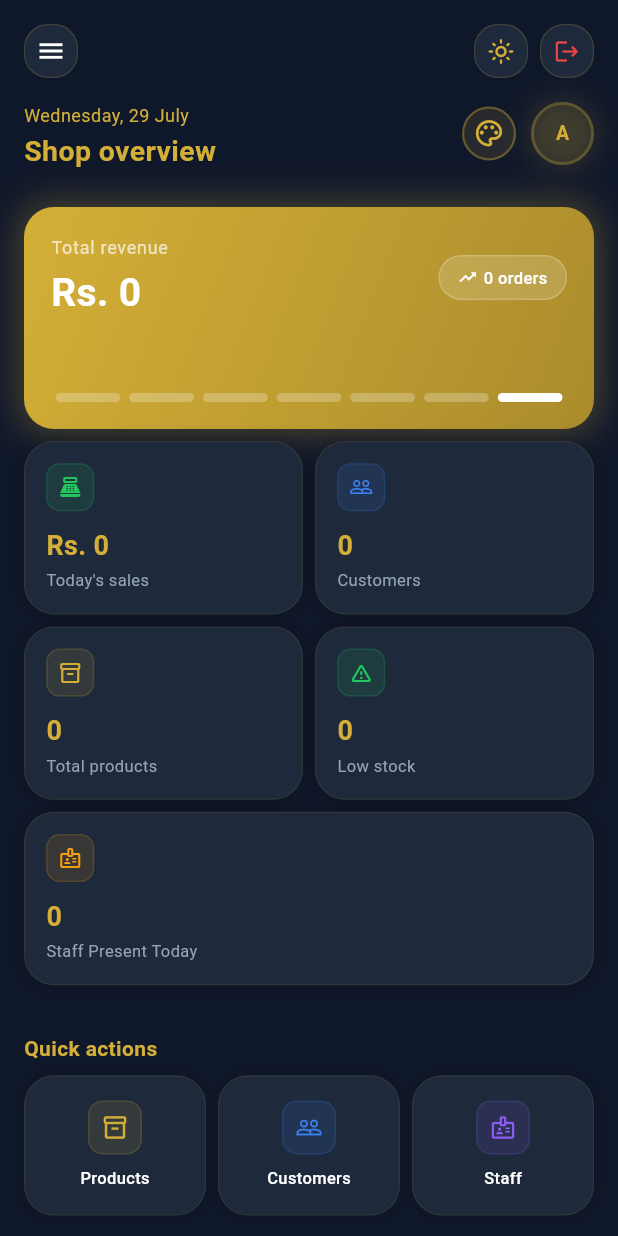
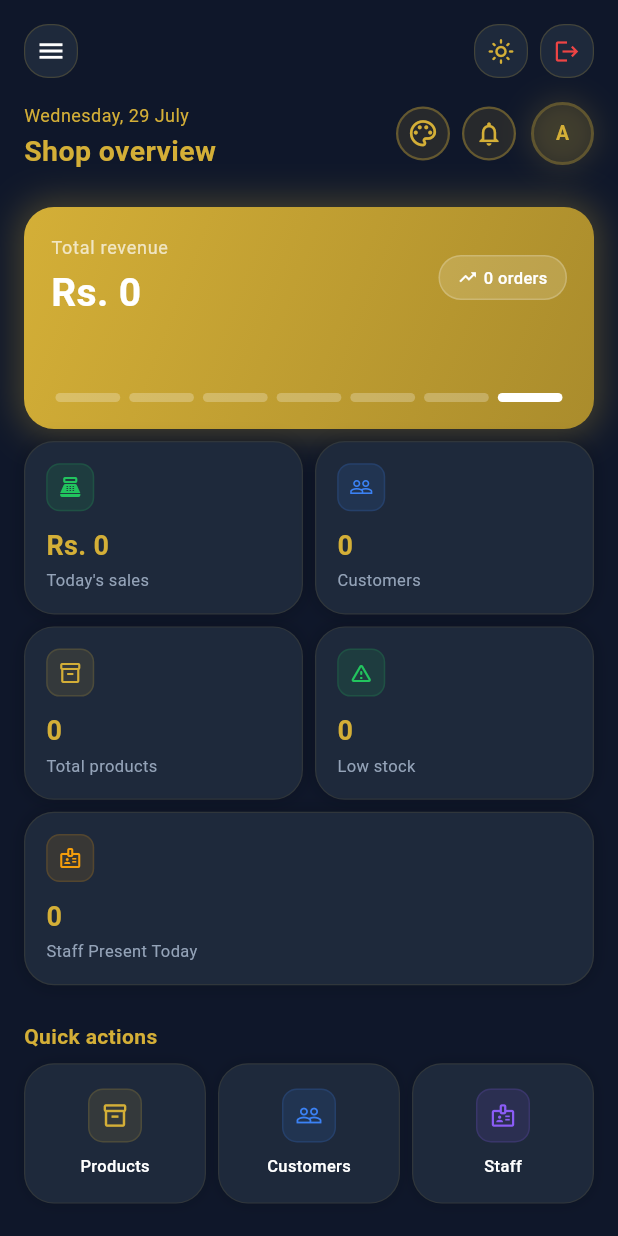
Before and after one commit to Haseeb-ML/Al-Haseeb-Foods-and-Bakers, a Flutter app: the AdminDashboard screen opened directly with empty values, on a phone screen of 412 x 824 dp. Run offline on Flutter 3.47's test engine with Material 3 defaults, Android fonts, the phone set to English and light mode, and no system bars; our stand-ins replace cached_network_image, cloud_firestore, file_picker, firebase_auth, firebase_core, flutter_cache_manager and 3 more; accounts and stored records are empty; Roboto replaces fonts that are missing (PlayfairDisplay).

Commit message:
Replace alerts banners with an elegant top-right Bell Notification Icon + Badge + alerts list dialog in AdminDashboard

```diff
--- a/lib/screens/admin/admin_dashboard.dart
+++ b/lib/screens/admin/admin_dashboard.dart
@@ -915,6 +915,70 @@ class _AdminDashboardState extends State<AdminDashboard> {
                     ),
                   ),
                 ),
+                const SizedBox(width: 8),
+                StreamBuilder<List<UrgentAlertModel>>(
+                  stream: AlertService().getActiveAlerts(),
+                  builder: (context, alertSnap) {
+                    final activeAlerts = alertSnap.data ?? [];
+                    final count = activeAlerts.length;
+                    final hasAlerts = count > 0;
+
+                    return GestureDetector(
+                      onTap: () => _showAlertsListDialog(activeAlerts, isDark, textPrimary, textSecondary),
+                      child: Stack(
+                        clipBehavior: Clip.none,
+                        children: [
+                          Container(
+                            width: isDesktop ? 44 : 36,
+                            height: isDesktop ? 44 : 36,
+                            decoration: BoxDecoration(
+                              shape: BoxShape.circle,
+                              color: hasAlerts
+                                  ? AppColors.danger.withValues(alpha: 0.12)
+                                  : accentController.value.withValues(alpha: 0.12),
+                              border: Border.all(
+                                color: hasAlerts
+                                    ? AppColors.danger.withValues(alpha: 0.35)
+                                    : accentController.value.withValues(alpha: 0.35),
+                                width: 1.5,
+                              ),
+                            ),
+                            child: Icon(
+                              hasAlerts ? Icons.notifications_active_outlined : Icons.notifications_outlined,
+                              size: isDesktop ? 24 : 19,
+                              color: hasAlerts ? AppColors.danger : accentController.value,
+                            ),
+                          ),
+                          if (hasAlerts)
+                            Positioned(
+                              top: -2,
+                              right: -2,
+                              child: Container(
+                                padding: const EdgeInsets.all(4),
+                                decoration: const BoxDecoration(
+                                  color: AppColors.danger,
+                                  shape: BoxShape.circle,
+                                ),
+                                constraints: const BoxConstraints(
+                                  minWidth: 16,
+                                  minHeight: 16,
+                                ),
+                                child: Text(
+                                  '$count',
+                                  style: const TextStyle(
+                                    color: Colors.white,
+                                    fontSize: 8,
+                                    fontWeight: FontWeight.bold,
+                                  ),
+                                  textAlign: TextAlign.center,
+                                ),
+                              ),
+                            ),
+                        ],
+                      ),
+                    );
+                  },
+                ),
                 const SizedBox(width: 10),
                 StreamBuilder<UserModel?>(
                   stream: AuthService().getUserStream(user.uid),
@@ -1447,8 +1511,6 @@ class _AdminDashboardState extends State<AdminDashboard> {
                                 ],
                               ),
                               const SizedBox(height: AppSpacing.xs),
-                              _buildUrgentStaffAlertsSection(isDark, textPrimary, textSecondary),
-                              const SizedBox(height: AppSpacing.xs),
 
                               //-------------------- ROW 2: REVENUE TREND + WEEKLY SALES --------------------
                               IntrinsicHeight(
@@ -1547,8 +1609,6 @@ class _AdminDashboardState extends State<AdminDashboard> {
                             ),
                             const SizedBox(height: AppSpacing.xs),
                             staffPresentCard,
-                            const SizedBox(height: AppSpacing.xs),
-                            _buildUrgentStaffAlertsSection(isDark, textPrimary, textSecondary),
                           ],
                         );
                       },
@@ -2569,56 +2629,50 @@ class _InitialsAvatar extends StatelessWidget {
   }
 }
 
-Widget _buildUrgentStaffAlertsSection(bool isDark, Color textPrimary, Color textSecondary) {
-  return StreamBuilder<List<UrgentAlertModel>>(
-    stream: AlertService().getActiveAlerts(),
-    builder: (context, alertSnap) {
-      if (alertSnap.connectionState == ConnectionState.waiting) {
-        return const SizedBox.shrink();
-      }
-      final activeAlerts = alertSnap.data ?? [];
-      if (activeAlerts.isEmpty) {
-        return const SizedBox.shrink();
-      }
-
-      return Container(
-        padding: const EdgeInsets.all(12),
-        decoration: BoxDecoration(
-          color: AppColors.danger.withValues(alpha: 0.1),
-          borderRadius: BorderRadius.circular(12),
-          border: Border.all(
-            color: AppColors.danger.withValues(alpha: 0.35),
-            width: 1,
-          ),
-        ),
-        child: Column(
-          crossAxisAlignment: CrossAxisAlignment.start,
-          children: [
-            Row(
-              children: [
-                const Icon(Icons.warning_amber_rounded, color: AppColors.danger, size: 18),
-                const SizedBox(width: 8),
-                Text(
-                  'URGENT STAFF ALERTS (${activeAlerts.length})',
-                  style: const TextStyle(
-                    fontSize: 12,
-                    fontWeight: FontWeight.bold,
-                    color: AppColors.danger,
-                    letterSpacing: 0.5,
-                  ),
-                ),
-              ],
-            ),
-            const SizedBox(height: 8),
-            Column(
-              children: activeAlerts.map((alert) {
-                return Container(
-                  margin: const EdgeInsets.only(bottom: 6),
-                  padding: const EdgeInsets.symmetric(horizontal: 10, vertical: 8),
-                  decoration: BoxDecoration(
-                    color: isDark ? AppColors.darkCard : Colors.white,
-                    borderRadius: BorderRadius.circular(8),
-                  ),
+  void _showAlertsListDialog(
+    List<UrgentAlertModel> activeAlerts,
+    bool isDark,
+    Color textPrimary,
+    Color textSecondary,
+  ) {
+    showDialog(
+      context: context,
+      builder: (context) {
+        final border = isDark ? AppColors.darkBorder : AppColors.lightBorder;
+        return AlertDialog(
+          shape: RoundedRectangleBorder(borderRadius: BorderRadius.circular(16)),
+          backgroundColor: isDark ? AppColors.darkBg : Colors.white,
+          title: Row(
+            children: [
+              Container(
+                padding: const EdgeInsets.all(8),
+                decoration: BoxDecoration(
+                  color: AppColors.danger.withValues(alpha: 0.12),
+                  borderRadius: BorderRadius.circular(10),
+                ),
+                child: const Icon(Icons.warning_amber_rounded, color: AppColors.danger, size: 22),
+              ),
+              const SizedBox(width: 12),
+              const Text('Active Staff Alerts', style: TextStyle(fontSize: 16, fontWeight: FontWeight.bold)),
+            ],
+          ),
+          content: SizedBox(
+            width: 400,
+            height: 300,
+            child: activeAlerts.isEmpty
+                ? Center(
+                    child: Text(
+                      'No active notifications found.',
+                      style: TextStyle(color: textSecondary, fontSize: 13),
+                    ),
+                  )
+                : ListView.separated(
+                    itemCount: activeAlerts.length,
+                    separatorBuilder: (context, idx) => Divider(color: border),
+                    itemBuilder: (context, index) {
+                      final alert = activeAlerts[index];
+                      return Padding(
+                        padding: const EdgeInsets.symmetric(vertical: 8.0),
                         child: Row(
                           mainAxisAlignment: MainAxisAlignment.spaceBetween,
                           children: [
@@ -2628,19 +2682,12 @@ Widget _buildUrgentStaffAlertsSection(bool isDark, Color textPrimary, Color text
                                 children: [
                                   Text(
                                     alert.message,
-                              style: TextStyle(
-                                fontSize: 13,
-                                fontWeight: FontWeight.w600,
-                                color: textPrimary,
-                              ),
+                                    style: TextStyle(color: textPrimary, fontWeight: FontWeight.bold, fontSize: 13),
                                   ),
                                   const SizedBox(height: 2),
                                   Text(
                                     'By ${alert.userName} at ${DateFormat('hh:mm a').format(alert.createdAt)}',
-                              style: TextStyle(
-                                  fontSize: 10,
-                                  color: textSecondary,
-                              ),
+                                    style: TextStyle(color: textSecondary, fontSize: 10),
                                   ),
                                 ],
                               ),
@@ -2650,16 +2697,24 @@ Widget _buildUrgentStaffAlertsSection(bool isDark, Color textPrimary, Color text
                               tooltip: 'Acknowledge & Dismiss',
                               onPressed: () async {
                                 await AlertService().markAsRead(alert.id);
-                        },
-                      ),
-                    ],
-                  ),
-                );
-              }).toList(),
-            ),
-          ],
-        ),
-      );
-    },
-  );
-}
+                                if (context.mounted) {
+                                  Navigator.pop(context);
+                                }
+                              },
+                            ),
+                          ],
+                        ),
+                      );
+                    },
+                  ),
+          ),
+          actions: [
+            TextButton(
+              onPressed: () => Navigator.pop(context),
+              child: const Text('Close'),
+            ),
+          ],
+        );
+      },
+    );
+  }
```
Lines whose indentation alone changed are shown as unchanged.
